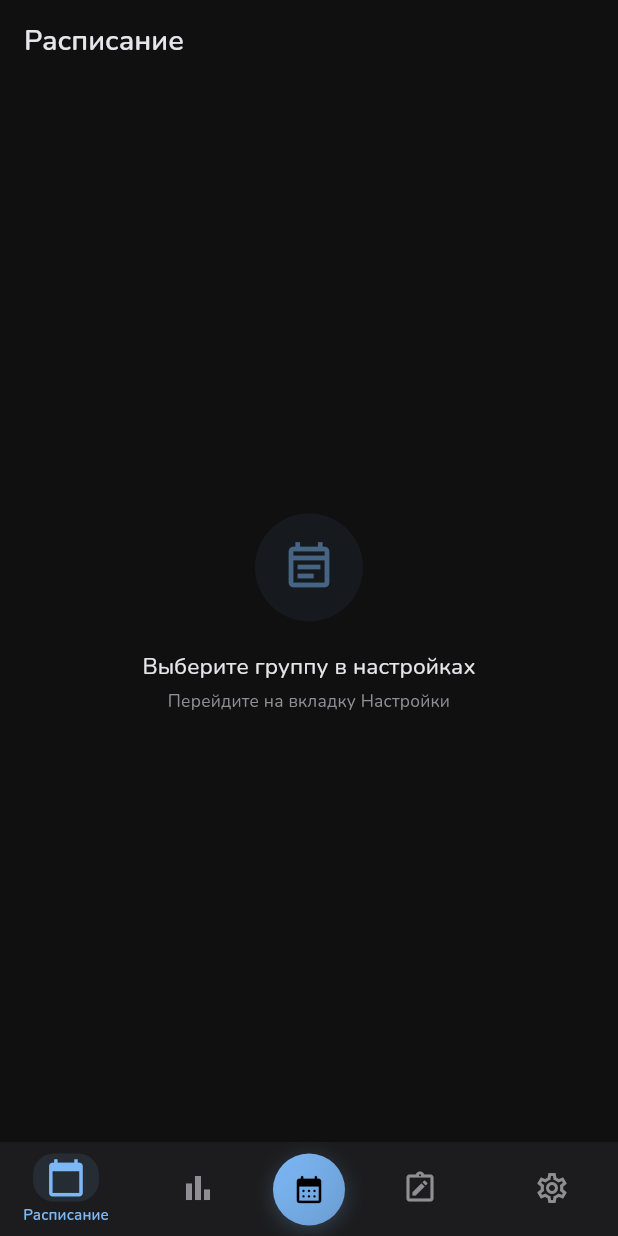
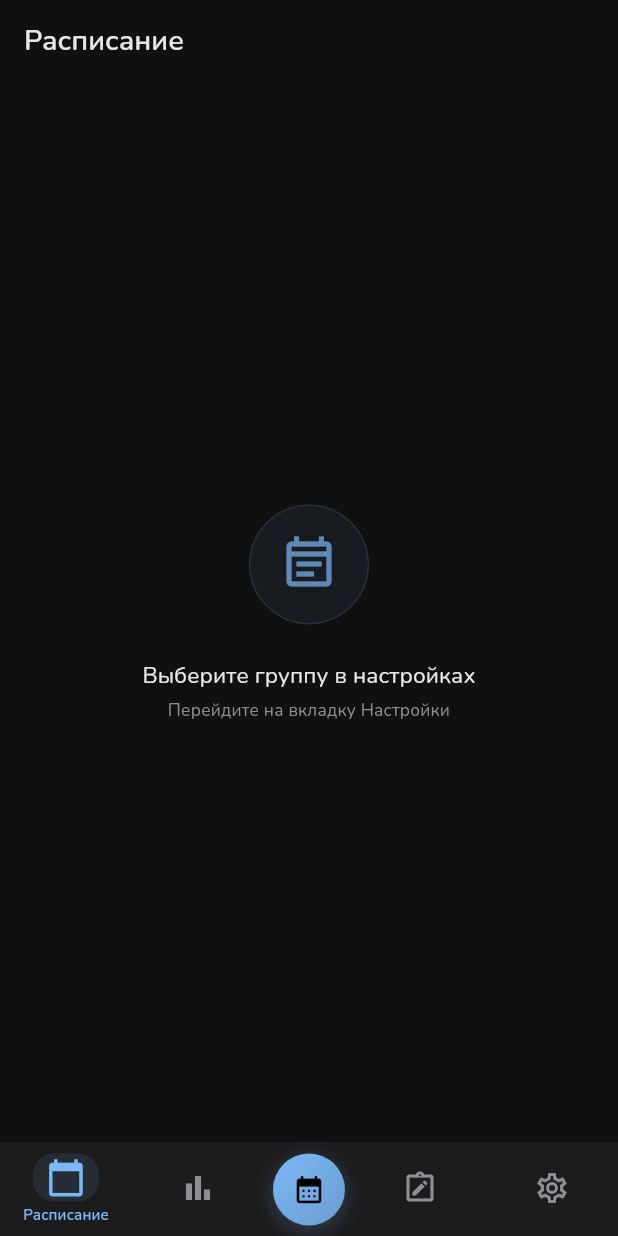
Before and after one commit to Everelsu/Raspisanie, a Flutter app: the screen it shows after launch, on a phone screen of 412 x 824 dp. Run offline on Flutter 3.47's test engine with Material 3 defaults, Android fonts, the phone set to English and light mode, and no system bars; drawn by our look-alikes of custom_refresh_indicator; our stand-ins replace cross_file, equatable, file_picker, firebase_core, firebase_messaging, flutter_bloc and 13 more; missing offline and left inert: flutter_chat_core, flutter_chat_ui, flyer_chat_file_message, flyer_chat_image_message, flyer_chat_text_message, home_widget and 1 more; accounts and stored records are empty; network calls fail; statements that could not run were skipped.

```diff
--- a/lib/features/schedule/presentation/schedule_page.dart
+++ b/lib/features/schedule/presentation/schedule_page.dart
@@ -39,17 +39,21 @@ class SchedulePage extends StatelessWidget {
                 mainAxisSize: MainAxisSize.min,
                 children: [
                   Container(
-                    width: 72,
-                    height: 72,
+                    width: 80,
+                    height: 80,
                     decoration: BoxDecoration(
                       shape: BoxShape.circle,
-                      color: theme.colorScheme.primary.withAlpha(15),
+                      color: theme.colorScheme.primary.withAlpha(18),
+                      border: Border.all(
+                        color: theme.colorScheme.primary.withAlpha(35),
+                        width: 1,
+                      ),
                     ),
                     child: Icon(Icons.event_note_outlined,
-                        size: 36,
-                        color: theme.colorScheme.primary.withAlpha(120)),
+                        size: 40,
+                        color: theme.colorScheme.primary.withAlpha(180)),
                   ),
-                  const SizedBox(height: 20),
+                  const SizedBox(height: 24),
                   Text(
                     prefs.isGroupSelected
                         ? "Потяните вниз для загрузки"
@@ -79,16 +83,20 @@ class SchedulePage extends StatelessWidget {
                 mainAxisSize: MainAxisSize.min,
                 children: [
                   Container(
-                    width: 72,
-                    height: 72,
+                    width: 80,
+                    height: 80,
                     decoration: BoxDecoration(
                       shape: BoxShape.circle,
-                      color: theme.colorScheme.error.withAlpha(15),
+                      color: theme.colorScheme.error.withAlpha(18),
+                      border: Border.all(
+                        color: theme.colorScheme.error.withAlpha(50),
+                        width: 1,
+                      ),
                     ),
                     child: Icon(Icons.cloud_off_outlined,
-                        size: 36, color: theme.colorScheme.error),
+                        size: 40, color: theme.colorScheme.error),
                   ),
-                  const SizedBox(height: 16),
+                  const SizedBox(height: 20),
                   Text(error,
                       textAlign: TextAlign.center,
                       style: TextStyle(color: theme.colorScheme.error)),
@@ -176,7 +184,7 @@ class _DayCard extends StatelessWidget {
             ),
           ),
           child: InkWell(
-            borderRadius: BorderRadius.circular(16),
+            borderRadius: BorderRadius.circular(20),
             onLongPress: () => _showShareMenu(context, items),
             child: Padding(
               padding: const EdgeInsets.fromLTRB(16, 14, 16, 16),
```
Also changed, not shown: 1 other file.
